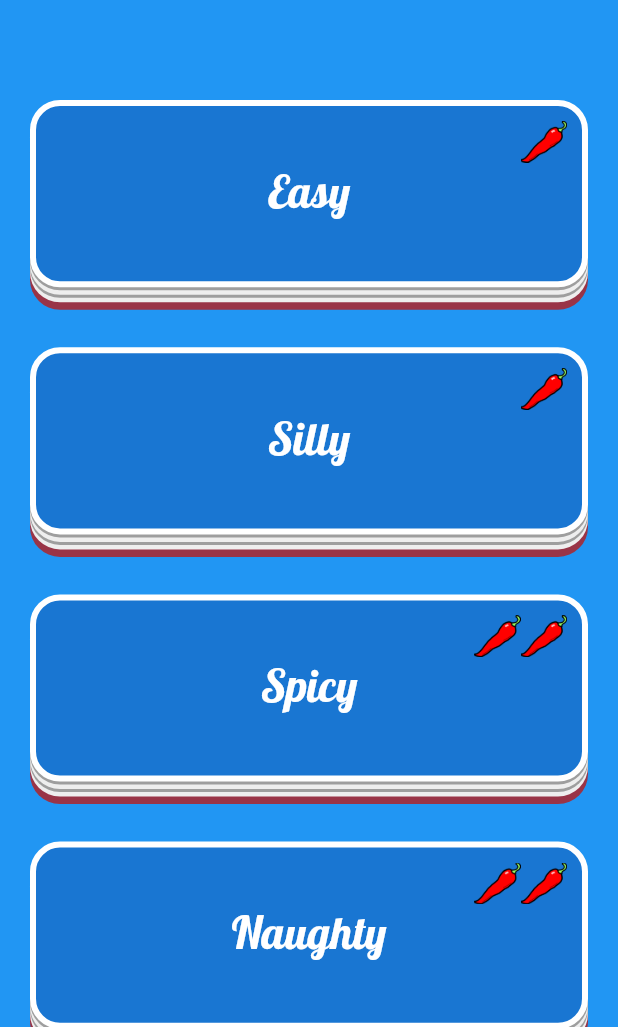
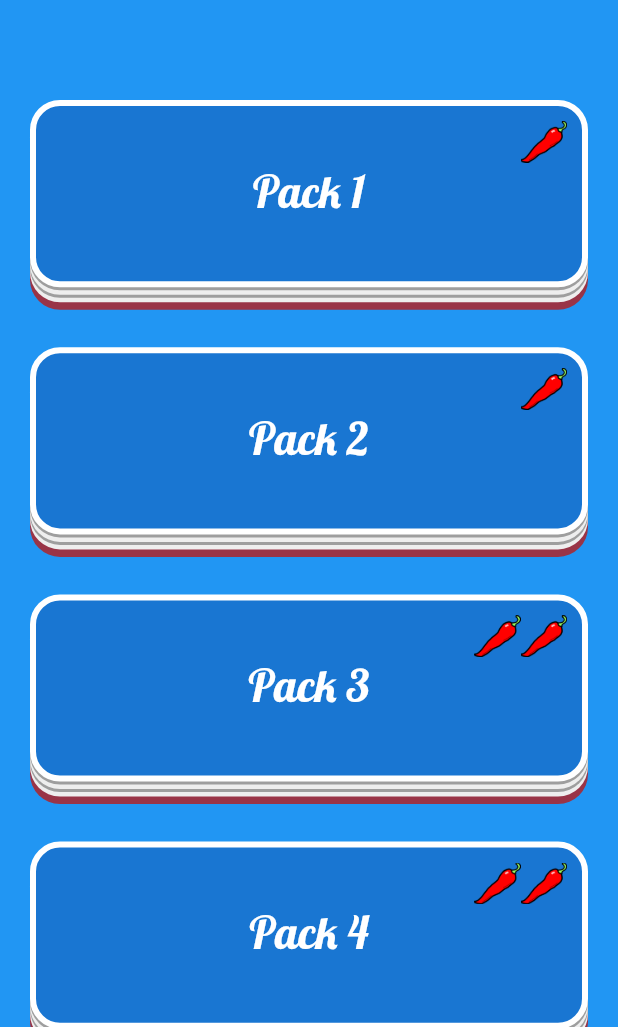
Before and after one commit to CameronScully/darelist_app, a Flutter app: the screen it shows after launch, on a phone screen of 412 x 824 dp, the part 209-1236 px from its top. Run offline on Flutter 3.47's test engine with Material 2 defaults, Android fonts, the phone set to English and light mode, and no system bars; our stand-ins replace sqflite; missing offline and left inert: geopattern_flutter; accounts and stored records are empty.

Commit message:
laptop updates

```diff
--- a/lib/main.dart
+++ b/lib/main.dart
@@ -4,10 +4,6 @@ import 'package:darelist_app/UI/title_section.dart';
 import 'package:darelist_app/database/database.dart';
 import 'package:darelist_app/database/dare_model.dart';
 import 'package:flutter/material.dart';
-
-import 'dart:async';
-
-import 'package:path/path.dart';
 import 'package:sqflite/sqflite.dart';
 
 import 'package:flutter/widgets.dart';
@@ -49,11 +45,11 @@ class MyApp extends StatelessWidget {
               ListView(
                 children: [
                   TitleSection(),
-                  PackSection(1, 'Easy'),
-                  PackSection(1, 'Silly'),
-                  PackSection(2, 'Spicy'),
-                  PackSection(2, 'Naughty'),
-                  PackSection(3, 'Extreme'),
+                  PackSection(1, 'Pack 1'),
+                  PackSection(1, 'Pack 2'),
+                  PackSection(2, 'Pack 3'),
+                  PackSection(2, 'Pack 4'),
+                  PackSection(3, 'Pack 5'),
                 ],
               ),
             ],
```
Also changed, not shown: 5 other files.
